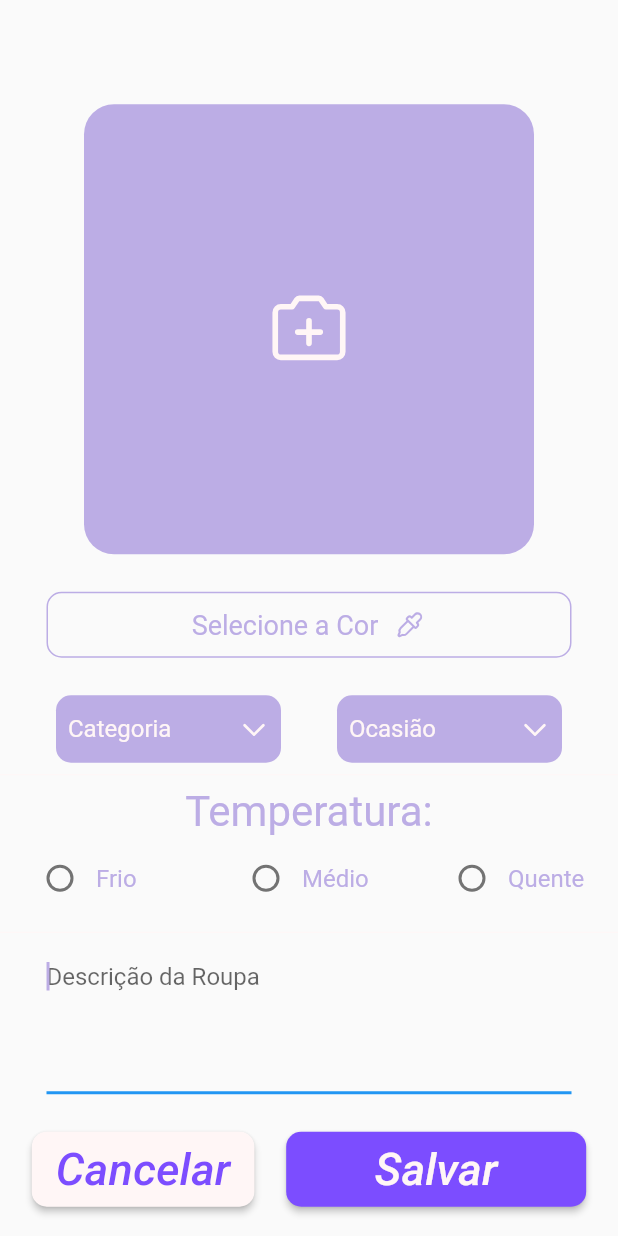
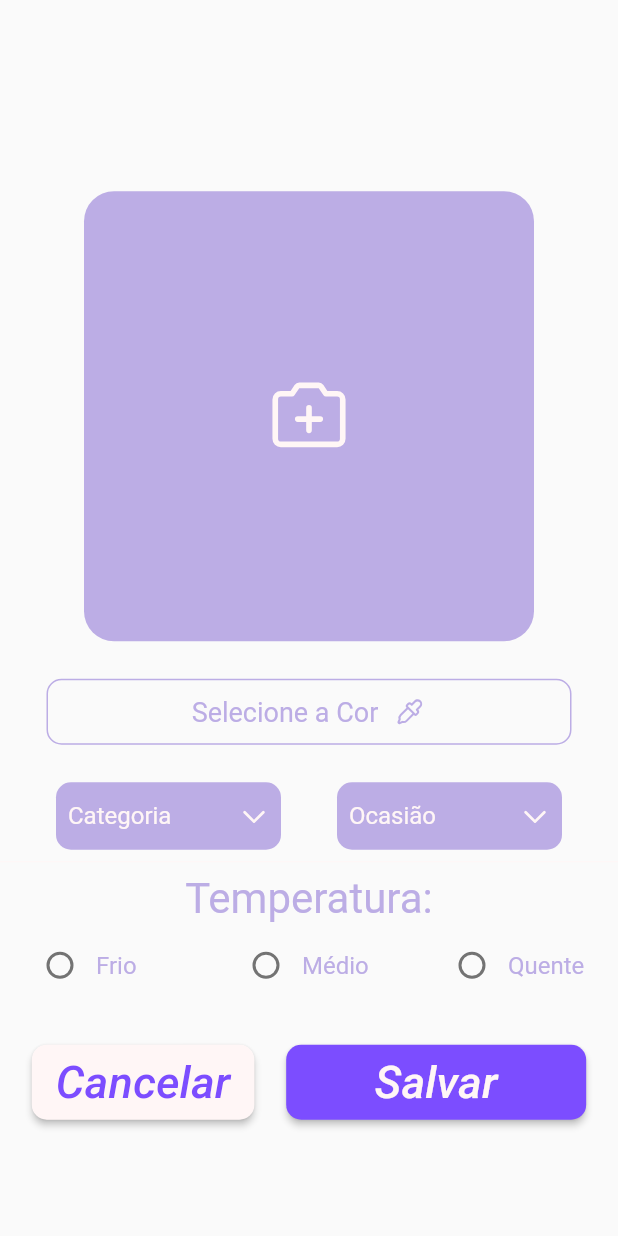
Before and after one commit to jvsresende/fashion, a Flutter app: the Ad screen opened directly, on a phone screen of 412 x 824 dp. Run offline on Flutter 3.47's test engine with Material 2 defaults, Android fonts, the light colour scheme and no system bars; our stand-ins replace cloud_firestore, firebase_auth, firebase_core, firebase_storage, flutter_progress_hud, google_fonts and 3 more; missing offline and left inert: eye_dropper; accounts and stored records are empty.

Commit message:
Update adicionar.dart

```diff
--- a/lib/views/roupas/adicionar.dart
+++ b/lib/views/roupas/adicionar.dart
@@ -409,23 +409,6 @@ class _AdState extends State<Ad> {
                     ),
                   ],
                 ),
-                Divider(color: dois,),
-                Container(
-                  width: 350,
-                  child: TextField(
-                        controller: tecDescricao,
-                        textAlignVertical: TextAlignVertical.center,
-                        autofocus: true,
-                        cursorColor: um,
-                        style: TextStyle(color:um),
-                        decoration:
-                        InputDecoration(
-                          hintMaxLines: 1,
-                          hintText:'Descrição da Roupa',
-                        ),
-                        maxLines: 4,
-                      )
-                ),
                 SizedBox(height:25),
                 Row(
                   mainAxisAlignment: MainAxisAlignment.spaceEvenly,
```
